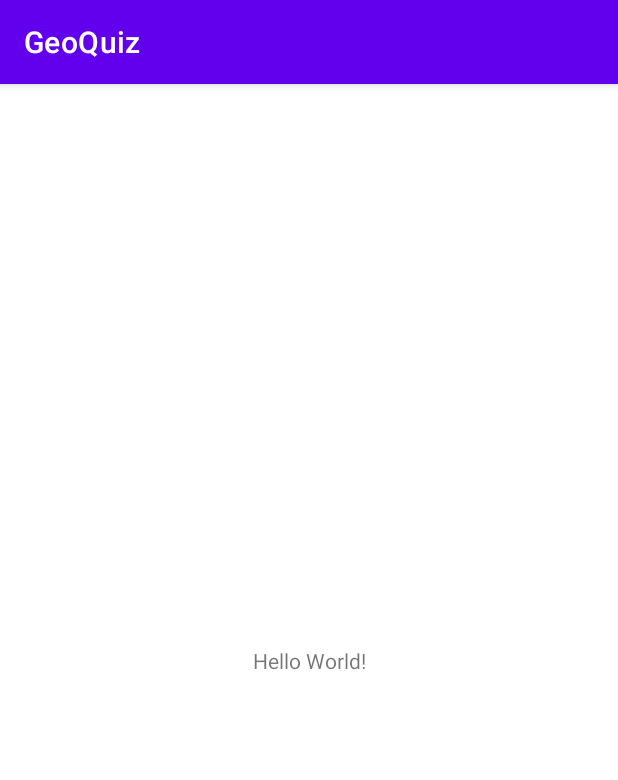
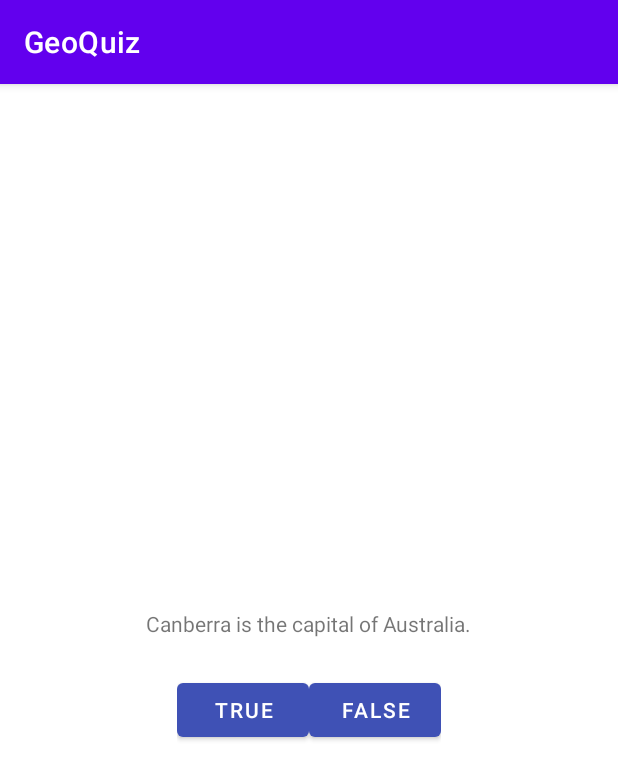
Before and after one commit to KranthiPyreddy/Android_Activity_Fragment, an Android app: the screen it shows after launch (MainActivity), on a phone screen of 412 x 824 dp. Shown: the top 780 px of the screen. Run offline under Robolectric (Android 15) with nearby library versions, the phone set to English and light mode, and no system bars.

Commit message:
Part A - Lab 3

```diff
--- a/app/src/main/java/com/bignerdranch/GeoQuiz/MainActivity.java
+++ b/app/src/main/java/com/bignerdranch/GeoQuiz/MainActivity.java
@@ -3,12 +3,35 @@ package com.bignerdranch.GeoQuiz;
 import androidx.appcompat.app.AppCompatActivity;
 
 import android.os.Bundle;
+import android.view.View;
+import android.widget.Button;
+import android.widget.Toast;
 
 public class MainActivity extends AppCompatActivity {
-
+    private Button mTrueButton;
+    private Button mFalseButton;
     @Override
     protected void onCreate(Bundle savedInstanceState) {
         super.onCreate(savedInstanceState);
         setContentView(R.layout.activity_main);
+
+        mTrueButton = (Button) findViewById(R.id.true_button);
+        mTrueButton.setOnClickListener(new View.OnClickListener() {
+            @Override
+            public void onClick(View v) {
+                Toast.makeText(MainActivity.this, R.string.correct_toast,
+                        Toast.LENGTH_SHORT).show();
+            }
+
+        });
+        mFalseButton = (Button) findViewById(R.id.false_button);
+        mFalseButton.setOnClickListener(new View.OnClickListener() {
+            @Override
+            public void onClick(View v) {
+                Toast.makeText(MainActivity.this, R.string.incorrect_toast, Toast.LENGTH_SHORT)
+                        .show();
+            }
+            });
+
     }
-}
+    }
--- a/app/src/main/res/layout/activity_main.xml
+++ b/app/src/main/res/layout/activity_main.xml
@@ -1,18 +1,36 @@
 <?xml version="1.0" encoding="utf-8"?>
-<androidx.constraintlayout.widget.ConstraintLayout xmlns:android="http://schemas.android.com/apk/res/android"
+<LinearLayout xmlns:android="http://schemas.android.com/apk/res/android"
     xmlns:app="http://schemas.android.com/apk/res-auto"
-    xmlns:tools="http://schemas.android.com/tools"
     android:layout_width="match_parent"
     android:layout_height="match_parent"
-    tools:context=".MainActivity">
+    android:gravity="center"
+    android:orientation="vertical">
 
     <TextView
         android:layout_width="wrap_content"
         android:layout_height="wrap_content"
-        android:text="Hello World!"
-        app:layout_constraintBottom_toBottomOf="parent"
-        app:layout_constraintLeft_toLeftOf="parent"
-        app:layout_constraintRight_toRightOf="parent"
-        app:layout_constraintTop_toTopOf="parent" />
+        android:padding="24dp"
+        android:text="@string/question_text" />
 
-</androidx.constraintlayout.widget.ConstraintLayout>
+    <LinearLayout
+        android:layout_width="wrap_content"
+        android:layout_height="wrap_content"
+        android:orientation="horizontal">
+
+        <Button
+            android:id="@+id/true_button"
+            android:layout_width="wrap_content"
+            android:layout_height="wrap_content"
+            android:text="@string/true_button"
+            app:backgroundTint="#3F51B5" />
+
+        <Button
+            android:id="@+id/false_button"
+            android:layout_height="wrap_content"
+            android:text="@string/false_button"
+            app:backgroundTint="#3F51B5"
+            android:layout_width="wrap_content" />
+
+    </LinearLayout>
+
+</LinearLayout>
--- a/app/src/main/res/values/strings.xml
+++ b/app/src/main/res/values/strings.xml
@@ -1,3 +1,8 @@
 <resources>
     <string name="app_name">GeoQuiz</string>
+    <string name="question_text">Canberra is the capital of Australia.</string>
+    <string name="true_button">True</string>
+    <string name="false_button">False</string>
+    <string name="correct_toast">Correct!</string>
+    <string name="incorrect_toast">Incorrect!</string>
 </resources>
```
